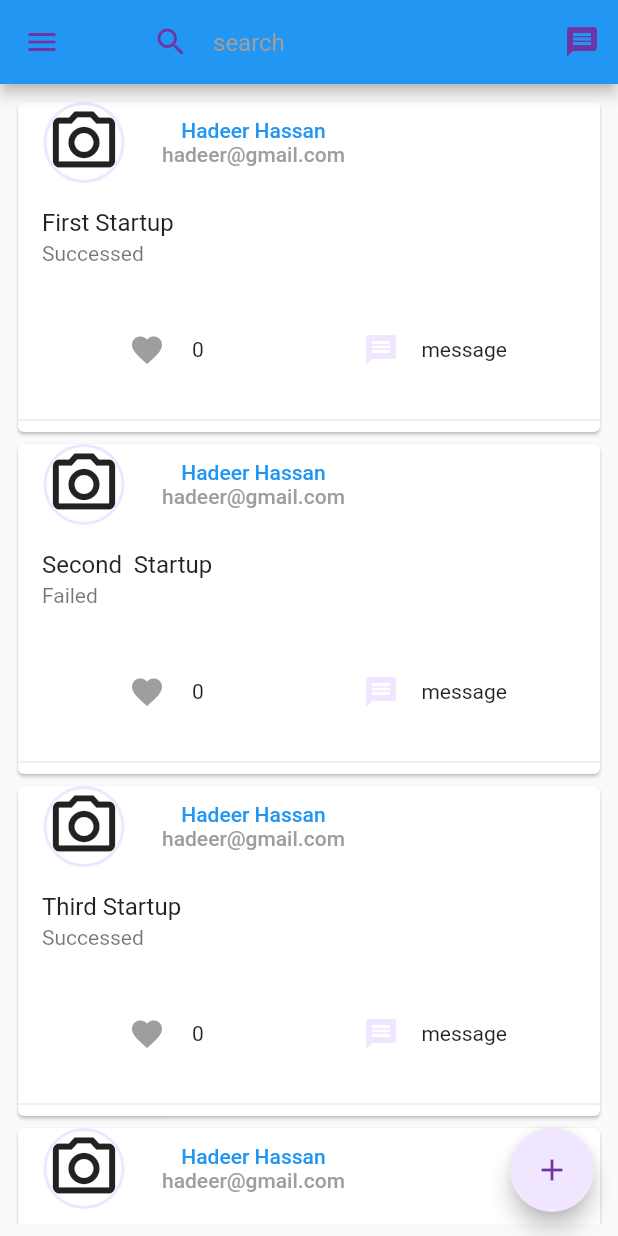
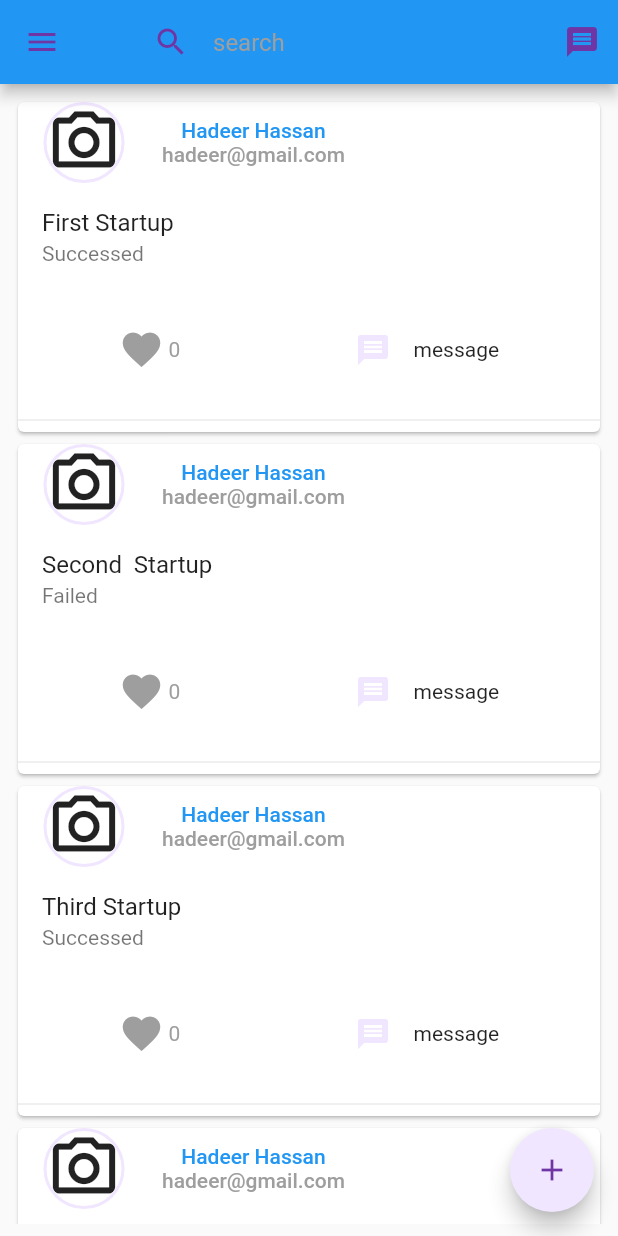
Before and after one commit to hadeer10/startup, a Flutter app: the HomeScreen screen opened directly, on a phone screen of 412 x 824 dp. Run offline on Flutter 3.47's test engine with Material 2 defaults, Android fonts, the phone set to English and light mode, and no system bars; drawn by our look-alikes of like_button; our stand-ins replace flutter_svg, image_picker, toast.

Commit message:
add body_of_archive.dart,add home.dart , add profile.dart , add pubspec.yaml , add .packages , add .flutter-plugins-dependencies

```diff
--- a/lib/Screens/HomePage/home.dart
+++ b/lib/Screens/HomePage/home.dart
@@ -9,6 +9,8 @@ import '../../add_startup/add_startup_screen.dart';
 import '../../add_startup/startup_item_screen.dart';
 import '../../init.dart';
 import '../../modeproviderr.dart';
+import 'package:like_button/like_button.dart';
+
 class HomeScreen extends StatefulWidget {
   static String id = 'HomeScreen';
   @override
@@ -209,7 +211,11 @@ class _HomeScreenState extends State<HomeScreen> {
                               children: [
                                 Row(
                                   children: [
-                                    IconButton(
+                                    LikeButton(
+                                      isLiked: Provider.of<Myproiderr>(context,listen: false).isLiked ?false : true,
+                                      likeCount: Provider.of<Myproiderr>(context,listen: false).txt ? 0 : 1,
+                                    ),
+                                    /*IconButton(
                                       icon: Icon(
                                         Icons.favorite,
                                         color: Provider.of<Myproiderr>(context,listen: false).isLiked ? grey : red,
@@ -224,6 +230,8 @@ class _HomeScreenState extends State<HomeScreen> {
                                       width: 6,
                                     ),
                                     Text(txt ? '0' : '1' , style: TextStyle(color: Provider.of<Myproiderr>(context).white,),),
+
+                                     */
                                   ],
                                 ),
                                 Row(
--- a/lib/Screens/profile/profile.dart
+++ b/lib/Screens/profile/profile.dart
@@ -2,14 +2,18 @@
 import 'package:flutter/material.dart';
 import 'package:flutter_auth/Screens/profile/body_of_profile.dart';
 import 'package:flutter_auth/Screens/profile/edit.dart';
-
+import 'package:image_picker/image_picker.dart';
+import 'package:provider/provider.dart';
 import '../../constants.dart';
+import '../../modeproviderr.dart';
 
 
 class profile extends StatelessWidget {
   static String id = 'AddStartUpScreen';
+
   @override
   Widget build(BuildContext context) {
+
     return Scaffold(
       body: bodyprofile(),
       floatingActionButton: FloatingActionButton(
--- a/lib/modeproviderr.dart
+++ b/lib/modeproviderr.dart
@@ -56,7 +56,7 @@ void switchs(bool val){
   }
   notifyListeners();
 }
-void m(){
+Future<bool> m () async{
   isLiked = !isLiked;
   txt = !txt;
 }
--- a/pubspec.yaml
+++ b/pubspec.yaml
@@ -27,6 +27,7 @@ dependencies:
   provider: ^4.3.3
   image_picker: ^0.6.7+21
   toast: ^0.1.5
+  like_button: ^2.0.2
 
 dev_dependencies:
   flutter_test:
```
Also changed, not shown: lib/Screens/Archive/body_of_archive.dart (+14 -2 lines), pubspec.lock, 2 other files.
